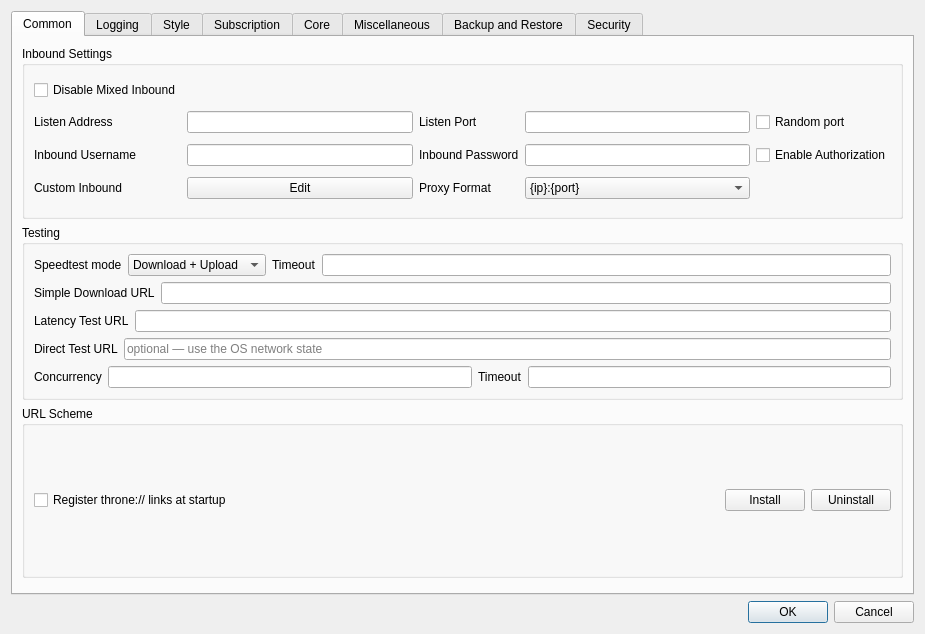
First picture: the form in upstream/include/ui/setting/dialog_basic_settings.ui, repository hopol/throne-mirror, before the edit.
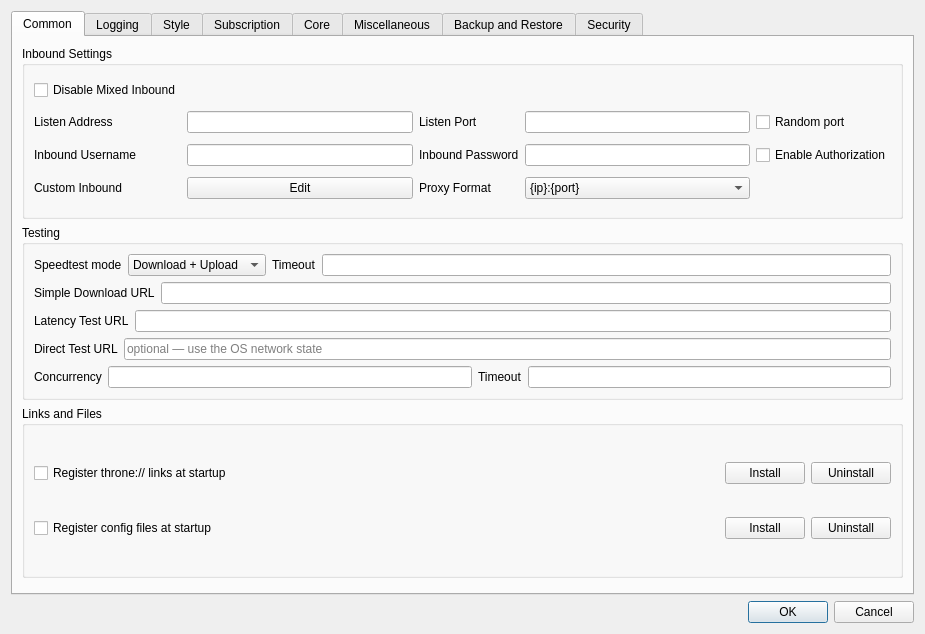
Second picture: the form after the edit. Custom widgets are drawn as their Qt base class.

The edit to the form file:
```diff
--- a/upstream/include/ui/setting/dialog_basic_settings.ui
+++ b/upstream/include/ui/setting/dialog_basic_settings.ui
@@ -315,10 +315,10 @@
        <item>
         <widget class="QGroupBox" name="url_scheme_box">
          <property name="title">
-          <string>URL Scheme</string>
+          <string>Links and Files</string>
          </property>
-         <layout class="QHBoxLayout" name="horizontalLayout_url_scheme">
-          <item>
+         <layout class="QGridLayout" name="gridLayout_url_scheme">
+          <item row="0" column="0">
            <widget class="QCheckBox" name="url_scheme_auto_register">
             <property name="toolTip">
              <string>&lt;html&gt;&lt;head/&gt;&lt;body&gt;&lt;p&gt;Registers Throne as the handler for throne:// links and adds it to the &quot;Open with&quot; list for config files, re-applying the registration whenever the install is moved.&lt;/p&gt;&lt;p&gt;Turning this off does not undo an existing registration: use Uninstall for that.&lt;/p&gt;&lt;/body&gt;&lt;/html&gt;</string>
@@ -328,7 +328,7 @@
             </property>
            </widget>
           </item>
-          <item>
+          <item row="0" column="1">
            <spacer name="horizontalSpacer_url_scheme">
             <property name="orientation">
              <enum>Qt::Orientation::Horizontal</enum>
@@ -341,14 +341,14 @@
             </property>
            </spacer>
           </item>
-          <item>
+          <item row="0" column="2">
            <widget class="QLabel" name="url_scheme_status">
             <property name="text">
              <string notr="true"/>
             </property>
            </widget>
           </item>
-          <item>
+          <item row="0" column="3">
            <widget class="QPushButton" name="url_scheme_install">
             <property name="toolTip">
              <string>&lt;html&gt;&lt;head/&gt;&lt;body&gt;&lt;p&gt;Registers the handler now, without waiting for the next start.&lt;/p&gt;&lt;/body&gt;&lt;/html&gt;</string>
@@ -358,10 +358,47 @@
             </property>
            </widget>
           </item>
-          <item>
+          <item row="0" column="4">
            <widget class="QPushButton" name="url_scheme_uninstall">
             <property name="toolTip">
-             <string>&lt;html&gt;&lt;head/&gt;&lt;body&gt;&lt;p&gt;Removes every entry Throne wrote for the handler and the config file associations. Entries owned by other applications are left alone.&lt;/p&gt;&lt;/body&gt;&lt;/html&gt;</string>
+             <string>&lt;html&gt;&lt;head/&gt;&lt;body&gt;&lt;p&gt;Removes the throne:// handler Throne wrote. Entries owned by other applications are left alone.&lt;/p&gt;&lt;/body&gt;&lt;/html&gt;</string>
+            </property>
+            <property name="text">
+             <string>Uninstall</string>
+            </property>
+           </widget>
+          </item>
+          <item row="1" column="0">
+           <widget class="QCheckBox" name="file_assoc_auto_register">
+            <property name="toolTip">
+             <string>&lt;html&gt;&lt;head/&gt;&lt;body&gt;&lt;p&gt;Adds Throne to the &quot;Open with&quot; list for config files such as JSON and YAML, re-applying the registration whenever the install is moved.&lt;/p&gt;&lt;p&gt;Turning this off does not undo an existing registration: use Uninstall for that.&lt;/p&gt;&lt;/body&gt;&lt;/html&gt;</string>
+            </property>
+            <property name="text">
+             <string>Register config files at startup</string>
+            </property>
+           </widget>
+          </item>
+          <item row="1" column="2">
+           <widget class="QLabel" name="file_assoc_status">
+            <property name="text">
+             <string notr="true"/>
+            </property>
+           </widget>
+          </item>
+          <item row="1" column="3">
+           <widget class="QPushButton" name="file_assoc_install">
+            <property name="toolTip">
+             <string>&lt;html&gt;&lt;head/&gt;&lt;body&gt;&lt;p&gt;Registers the associations now, without waiting for the next start.&lt;/p&gt;&lt;/body&gt;&lt;/html&gt;</string>
+            </property>
+            <property name="text">
+             <string>Install</string>
+            </property>
+           </widget>
+          </item>
+          <item row="1" column="4">
+           <widget class="QPushButton" name="file_assoc_uninstall">
+            <property name="toolTip">
+             <string>&lt;html&gt;&lt;head/&gt;&lt;body&gt;&lt;p&gt;Removes every config file association Throne wrote, including those added by older versions. Associations owned by other applications are left alone.&lt;/p&gt;&lt;/body&gt;&lt;/html&gt;</string>
             </property>
             <property name="text">
              <string>Uninstall</string>
```
Left out of the diff: 2 changed lines with no effect on the pictures.
